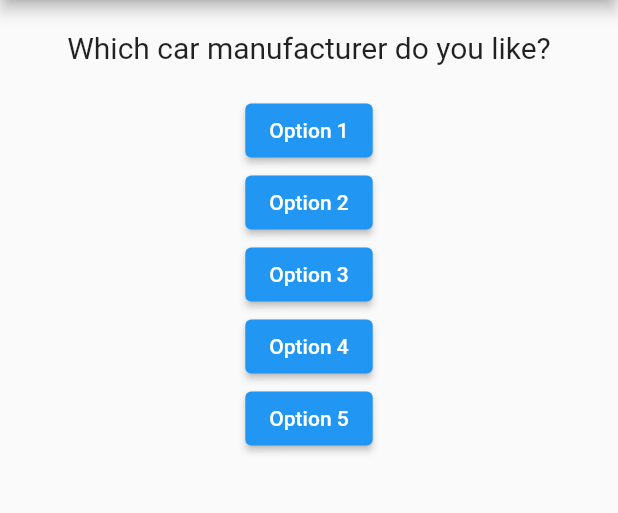
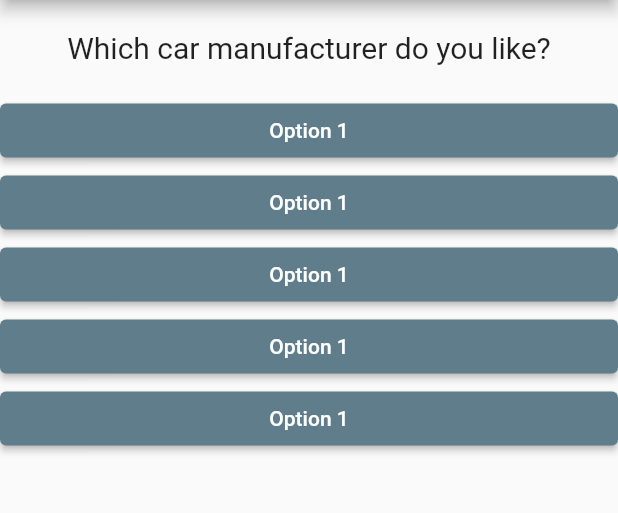
Before and after one commit to BrushankPatra/velocity, a Flutter app: the screen it shows after launch, on a phone screen of 412 x 824 dp, the part 84-597 px from its top. Run offline on Flutter 3.47's test engine with Material 2 defaults, Android fonts, the phone set to English and light mode, and no system bars.

Commit message:
custom widget answer.dart created

```diff
--- /dev/null
+++ b/lib/answer.dart
@@ -0,0 +1,21 @@
+import 'package:flutter/material.dart';
+
+class Answer extends StatelessWidget {
+  final VoidCallback selectHandler;
+
+  Answer(this.selectHandler);
+
+  @override
+  Widget build(BuildContext context) {
+    return Container(
+      width: double.infinity,
+      child: ElevatedButton(
+        style: ButtonStyle(
+          backgroundColor: MaterialStateProperty.all(Colors.blueGrey),
+        ),
+        onPressed: selectHandler,
+        child: Text("Option 1"),
+      ),
+    );
+  }
+}
--- a/lib/main.dart
+++ b/lib/main.dart
@@ -1,6 +1,7 @@
 import "package:flutter/material.dart";
 
 import "./question.dart";
+import "./answer.dart";
 
 void main() => runApp(UnoriginalApp());
 
@@ -39,26 +40,11 @@ class _UnoriginalAppState extends State<UnoriginalApp> {
         body: Column(
           children: [
             Question(questions[_questionIndex]),
-            ElevatedButton(
-              onPressed: _answerQuestion,
-              child: Text("Option 1"),
-            ),
-            ElevatedButton(
-              onPressed: _answerQuestion,
-              child: Text("Option 2"),
-            ),
-            ElevatedButton(
-              onPressed: _answerQuestion,
-              child: Text("Option 3"),
-            ),
-            ElevatedButton(
-              onPressed: _answerQuestion,
-              child: Text("Option 4"),
-            ),
-            ElevatedButton(
-              onPressed: _answerQuestion,
-              child: Text("Option 5"),
-            ),
+            Answer(_answerQuestion),
+            Answer(_answerQuestion),
+            Answer(_answerQuestion),
+            Answer(_answerQuestion),
+            Answer(_answerQuestion),
           ],
         ),
       ),
```
